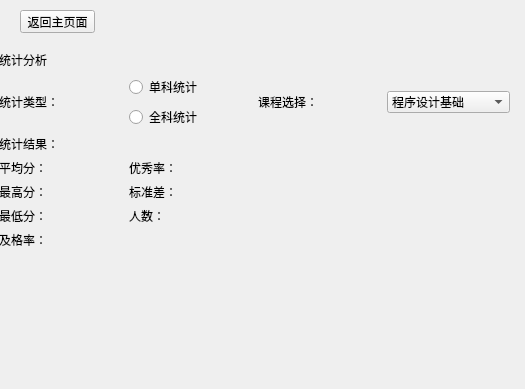
wmq-666/qt, file StudentScoreSystem/statistics.ui: the form before one commit.
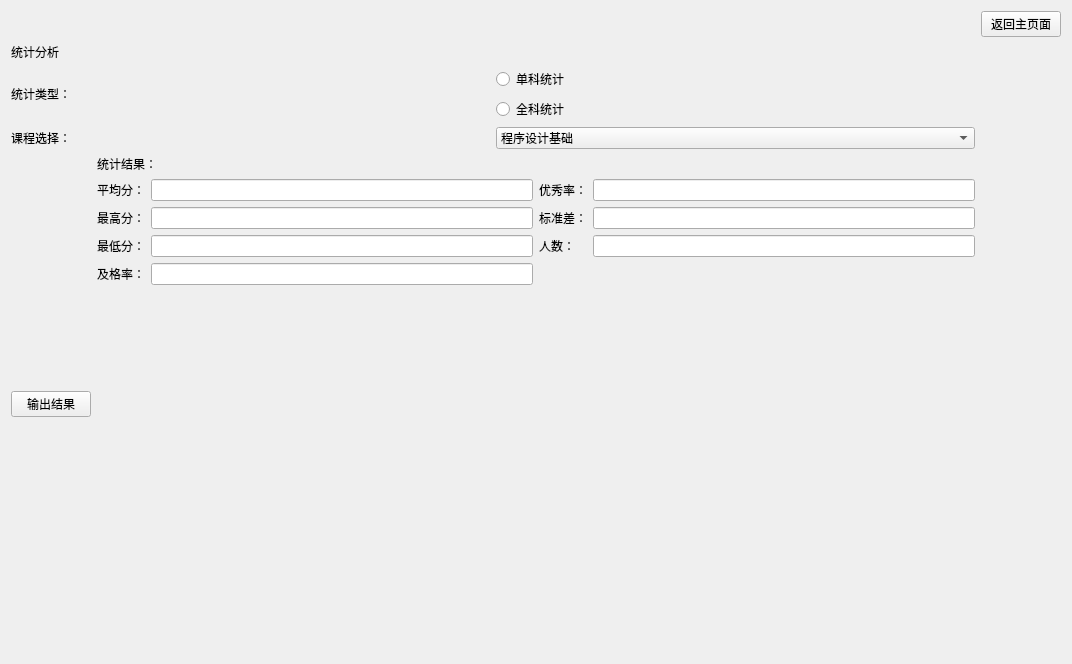
The form after the commit.

What changed in the file:
```diff
--- a/StudentScoreSystem/statistics.ui
+++ b/StudentScoreSystem/statistics.ui
@@ -6,24 +6,45 @@
    <rect>
     <x>0</x>
     <y>0</y>
-    <width>525</width>
-    <height>389</height>
+    <width>1072</width>
+    <height>664</height>
    </rect>
   </property>
   <property name="windowTitle">
    <string>Form</string>
   </property>
-  <widget class="QWidget" name="layoutWidget">
-   <property name="geometry">
-    <rect>
-     <x>-1</x>
-     <y>51</y>
-     <width>511</width>
-     <height>341</height>
-    </rect>
-   </property>
+  <layout class="QGridLayout" name="gridLayout_2">
+   <item row="0" column="0">
    <layout class="QGridLayout" name="gridLayout">
     <item row="0" column="0">
+      <spacer name="horizontalSpacer">
+       <property name="orientation">
+        <enum>Qt::Orientation::Horizontal</enum>
+       </property>
+       <property name="sizeHint" stdset="0">
+        <size>
+         <width>423</width>
+         <height>20</height>
+        </size>
+       </property>
+      </spacer>
+     </item>
+     <item row="0" column="1">
+      <widget class="QPushButton" name="btnback">
+       <property name="sizePolicy">
+        <sizepolicy hsizetype="Maximum" vsizetype="Fixed">
+         <horstretch>0</horstretch>
+         <verstretch>0</verstretch>
+        </sizepolicy>
+       </property>
+       <property name="text">
+        <string>返回主页面</string>
+       </property>
+      </widget>
+     </item>
+     <item row="1" column="0">
+      <layout class="QVBoxLayout" name="verticalLayout_4">
+       <item>
      <widget class="QLabel" name="label">
       <property name="sizePolicy">
        <sizepolicy hsizetype="Preferred" vsizetype="Maximum">
@@ -36,7 +57,9 @@
       </property>
      </widget>
     </item>
-    <item row="1" column="0">
+       <item>
+        <layout class="QVBoxLayout" name="verticalLayout_3">
+         <item>
      <layout class="QHBoxLayout" name="horizontalLayout">
       <item>
        <widget class="QLabel" name="label_2">
@@ -65,7 +88,7 @@
       </item>
      </layout>
     </item>
-    <item row="1" column="1">
+         <item>
      <layout class="QHBoxLayout" name="horizontalLayout_2">
       <item>
        <widget class="QLabel" name="label_3">
@@ -95,7 +118,18 @@
       </item>
      </layout>
     </item>
-    <item row="2" column="0">
+         <item>
+          <layout class="QHBoxLayout" name="horizontalLayout_4">
+           <item>
+            <widget class="QPushButton" name="pushButton">
+             <property name="text">
+              <string>输出结果</string>
+             </property>
+            </widget>
+           </item>
+           <item>
+            <layout class="QVBoxLayout" name="verticalLayout_2">
+             <item>
      <widget class="QLabel" name="label_18">
       <property name="sizePolicy">
        <sizepolicy hsizetype="Preferred" vsizetype="Fixed">
@@ -108,7 +142,7 @@
       </property>
      </widget>
     </item>
-    <item row="3" column="0">
+             <item>
      <layout class="QHBoxLayout" name="horizontalLayout_3">
       <item>
        <layout class="QFormLayout" name="formLayout">
@@ -120,11 +154,7 @@
          </widget>
         </item>
         <item row="0" column="1">
-         <widget class="QLabel" name="label_5">
-          <property name="text">
-           <string/>
-          </property>
-         </widget>
+                  <widget class="QLineEdit" name="lineEdit"/>
         </item>
         <item row="1" column="0">
          <widget class="QLabel" name="label_7">
@@ -134,11 +164,7 @@
          </widget>
         </item>
         <item row="1" column="1">
-         <widget class="QLabel" name="label_6">
-          <property name="text">
-           <string/>
-          </property>
-         </widget>
+                  <widget class="QLineEdit" name="lineEdit_2"/>
         </item>
         <item row="2" column="0">
          <widget class="QLabel" name="label_9">
@@ -148,11 +174,7 @@
          </widget>
         </item>
         <item row="2" column="1">
-         <widget class="QLabel" name="label_8">
-          <property name="text">
-           <string/>
-          </property>
-         </widget>
+                  <widget class="QLineEdit" name="lineEdit_3"/>
         </item>
         <item row="3" column="0">
          <widget class="QLabel" name="label_11">
@@ -162,11 +184,7 @@
          </widget>
         </item>
         <item row="3" column="1">
-         <widget class="QLabel" name="label_10">
-          <property name="text">
-           <string/>
-          </property>
-         </widget>
+                  <widget class="QLineEdit" name="lineEdit_4"/>
         </item>
        </layout>
       </item>
@@ -196,46 +214,30 @@
           </property>
          </widget>
         </item>
-        <item row="2" column="1">
-         <widget class="QLabel" name="label_17">
-          <property name="text">
-           <string/>
-          </property>
-         </widget>
-        </item>
         <item row="0" column="1">
-         <widget class="QLabel" name="label_13">
-          <property name="text">
-           <string/>
-          </property>
-         </widget>
+                  <widget class="QLineEdit" name="lineEdit_5"/>
         </item>
         <item row="1" column="1">
-         <widget class="QLabel" name="label_15">
-          <property name="text">
-           <string/>
-          </property>
-         </widget>
-        </item>
+                  <widget class="QLineEdit" name="lineEdit_6"/>
+                 </item>
+                 <item row="2" column="1">
+                  <widget class="QLineEdit" name="lineEdit_7"/>
+                 </item>
        </layout>
       </item>
      </layout>
     </item>
    </layout>
-  </widget>
-  <widget class="QPushButton" name="btnback">
-   <property name="geometry">
-    <rect>
-     <x>20</x>
-     <y>10</y>
-     <width>75</width>
-     <height>23</height>
-    </rect>
-   </property>
-   <property name="text">
-    <string>返回主页面</string>
-   </property>
-  </widget>
+           </item>
+          </layout>
+         </item>
+        </layout>
+       </item>
+      </layout>
+     </item>
+    </layout>
+   </item>
+  </layout>
  </widget>
  <resources/>
  <connections/>
```
Lines whose indentation alone changed are shown as unchanged.
